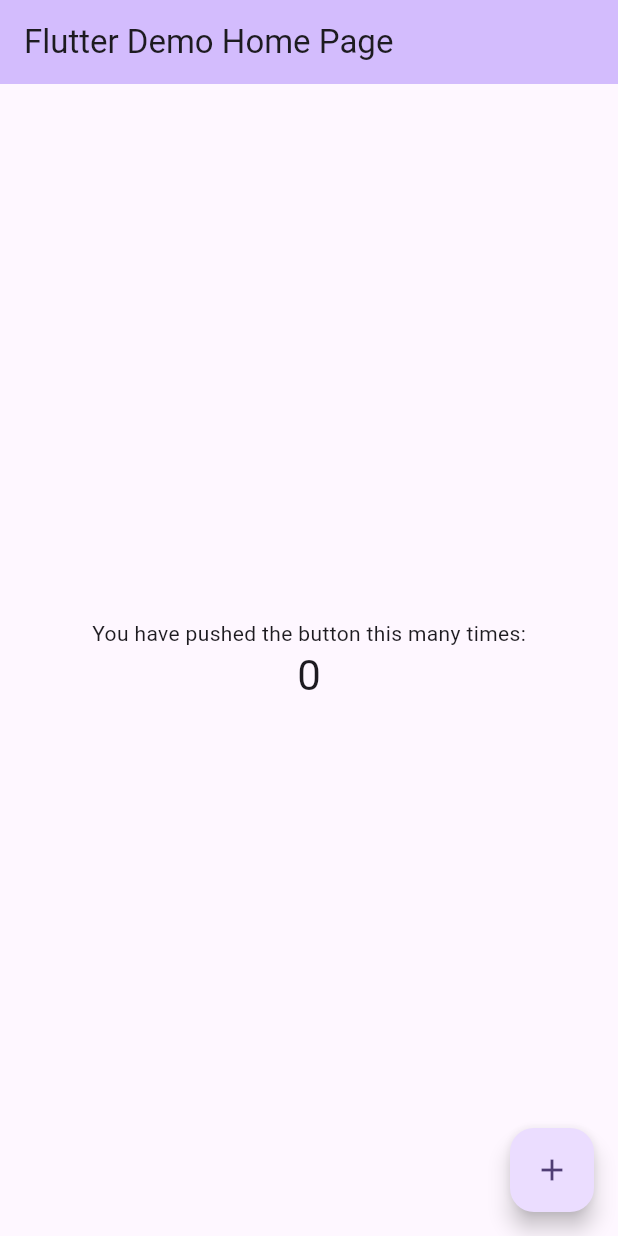
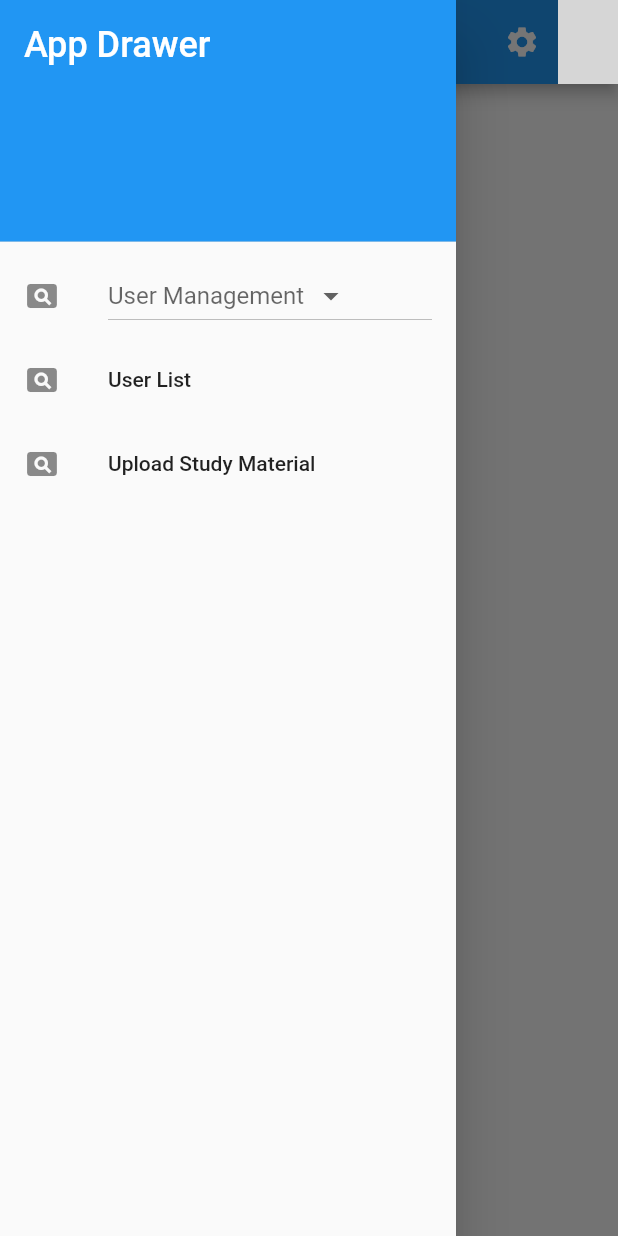
Before and after one commit to hirak214/HenkelDakshProject, a Flutter app: the screen it shows after launch, with the side drawer open (before the commit the screen has no drawer), on a phone screen of 412 x 824 dp. Run offline on Flutter 3.47's test engine with Material 2 defaults, Android fonts, the light colour scheme and no system bars; our stand-ins replace file_picker; grey boxes are pictures that could not be loaded.

Commit message:
Feat: App Drawer Basic Views

```diff
--- a/analysis_options.yaml
+++ b/analysis_options.yaml
@@ -24,6 +24,5 @@ linter:
   rules:
     # avoid_print: false  # Uncomment to disable the `avoid_print` rule
     # prefer_single_quotes: true  # Uncomment to enable the `prefer_single_quotes` rule
-
 # Additional information about this file can be found at
 # https://dart.dev/guides/language/analysis-options
--- /dev/null
+++ b/lib/admin_page.dart
@@ -0,0 +1,119 @@
+import 'package:flutter/material.dart';
+import 'package:file_picker/file_picker.dart';
+import 'package:henkel_daksh_project/app_drawer/upload_screen.dart';
+import 'package:henkel_daksh_project/app_drawer/user_managment/tsc_screen.dart';
+
+class AdminPage extends StatefulWidget {
+  const AdminPage({Key? key}) : super(key: key);
+
+  @override
+  _AdminPageState createState() => _AdminPageState();
+}
+
+class _AdminPageState extends State<AdminPage> {
+  String? _selectedOption;
+  String? _filePath;
+
+  Future<void> _pickFile() async {
+    final result = await FilePicker.platform.pickFiles(
+      type: FileType.custom,
+      allowedExtensions: ['pdf'],
+    );
+
+    if (result != null) {
+      setState(() {
+        _filePath = result.files.single.path;
+      });
+    }
+  }
+
+  @override
+  Widget build(BuildContext context) {
+    Widget view = Container();
+
+    if (_selectedOption == 'TCS') {
+      view = TcsScreen();
+    } else if (_selectedOption == 'Customer Manager') {
+      // Add code for Customer Manager screen
+    } else if (_selectedOption == 'Applicatior') {
+      // Add code for Applicatior screen
+    }
+
+    return Scaffold(
+      appBar: AppBar(
+        title: const Text('Daksh Admin Panel'),
+        actions: [
+          IconButton(
+            icon: const Icon(Icons.settings),
+            onPressed: () {
+              // Handle settings button tap
+            },
+          ),
+          const CircleAvatar(
+            backgroundImage: AssetImage('assets/profile_picture.png'),
+            radius: 20,
+          ),
+        ],
+      ),
+      drawer: Drawer(
+        child: ListView(
+          children: [
+            const DrawerHeader(
+              decoration: BoxDecoration(
+                color: Colors.blue,
+              ),
+              child: Text(
+                'App Drawer',
+                style: TextStyle(
+                  color: Colors.white,
+                  fontSize: 24,
+                ),
+              ),
+            ),
+            ListTile(
+              leading: const Icon(Icons.pageview),
+              title: DropdownButton<String>(
+                value: _selectedOption,
+                onChanged: (String? newValue) {
+                  setState(() {
+                    _selectedOption = newValue;
+                  });
+                },
+                hint: const Text('User Management'),
+                items: const <String>[
+                  'TCS',
+                  'Customer Manager',
+                  'Applicatior',
+                ].map<DropdownMenuItem<String>>((String value) {
+                  return DropdownMenuItem<String>(
+                    value: value,
+                    child: Text(value),
+                  );
+                }).toList(),
+              ),
+            ),
+            ListTile(
+              leading: const Icon(Icons.pageview),
+              title: const Text('User List'),
+              onTap: () {
+                // Handle User List tap
+              },
+            ),
+            ListTile(
+              leading: const Icon(Icons.pageview),
+              title: const Text('Upload Study Material'),
+              onTap: () {
+                // Handle Upload Study Material tap
+                Navigator.push(
+                  context,
+                  MaterialPageRoute(builder: (context) => UploadScreen()),
+                );
+              },
+            ),
+          ],
+        ),
+      ),
+      body: view,
+    );
+  }
+}
--- a/lib/main.dart
+++ b/lib/main.dart
@@ -1,125 +1,19 @@
 import 'package:flutter/material.dart';
+import 'package:henkel_daksh_project/admin_page.dart'; // Replace with the correct import path to your AdminPage
 
 void main() {
-  runApp(const MyApp());
+  runApp(MyApp());
 }
 
 class MyApp extends StatelessWidget {
-  const MyApp({super.key});
-
-  // This widget is the root of your application.
   @override
   Widget build(BuildContext context) {
     return MaterialApp(
-      title: 'Flutter Demo',
+      title: 'Henkel Daksh Admin',
       theme: ThemeData(
-        // This is the theme of your application.
-        //
-        // TRY THIS: Try running your application with "flutter run". You'll see
-        // the application has a blue toolbar. Then, without quitting the app,
-        // try changing the seedColor in the colorScheme below to Colors.green
-        // and then invoke "hot reload" (save your changes or press the "hot
-        // reload" button in a Flutter-supported IDE, or press "r" if you used
-        // the command line to start the app).
-        //
-        // Notice that the counter didn't reset back to zero; the application
-        // state is not lost during the reload. To reset the state, use hot
-        // restart instead.
-        //
-        // This works for code too, not just values: Most code changes can be
-        // tested with just a hot reload.
-        colorScheme: ColorScheme.fromSeed(seedColor: Colors.deepPurple),
-        useMaterial3: true,
+        primarySwatch: Colors.blue,
       ),
-      home: const MyHomePage(title: 'Flutter Demo Home Page'),
+      home: AdminPage(), // Set the AdminPage as the initial page
     );
   }
 }
-
-class MyHomePage extends StatefulWidget {
-  const MyHomePage({super.key, required this.title});
-
-  // This widget is the home page of your application. It is stateful, meaning
-  // that it has a State object (defined below) that contains fields that affect
-  // how it looks.
-
-  // This class is the configuration for the state. It holds the values (in this
-  // case the title) provided by the parent (in this case the App widget) and
-  // used by the build method of the State. Fields in a Widget subclass are
-  // always marked "final".
-
-  final String title;
-
-  @override
-  State<MyHomePage> createState() => _MyHomePageState();
-}
-
-class _MyHomePageState extends State<MyHomePage> {
-  int _counter = 0;
-
-  void _incrementCounter() {
-    setState(() {
-      // This call to setState tells the Flutter framework that something has
-      // changed in this State, which causes it to rerun the build method below
-      // so that the display can reflect the updated values. If we changed
-      // _counter without calling setState(), then the build method would not be
-      // called again, and so nothing would appear to happen.
-      _counter++;
-    });
-  }
-
-  @override
-  Widget build(BuildContext context) {
-    // This method is rerun every time setState is called, for instance as done
-    // by the _incrementCounter method above.
-    //
-    // The Flutter framework has been optimized to make rerunning build methods
-    // fast, so that you can just rebuild anything that needs updating rather
-    // than having to individually change instances of widgets.
-    return Scaffold(
-      appBar: AppBar(
-        // TRY THIS: Try changing the color here to a specific color (to
-        // Colors.amber, perhaps?) and trigger a hot reload to see the AppBar
-        // change color while the other colors stay the same.
-        backgroundColor: Theme.of(context).colorScheme.inversePrimary,
-        // Here we take the value from the MyHomePage object that was created by
-        // the App.build method, and use it to set our appbar title.
-        title: Text(widget.title),
-      ),
-      body: Center(
-        // Center is a layout widget. It takes a single child and positions it
-        // in the middle of the parent.
-        child: Column(
-          // Column is also a layout widget. It takes a list of children and
-          // arranges them vertically. By default, it sizes itself to fit its
-          // children horizontally, and tries to be as tall as its parent.
-          //
-          // Column has various properties to control how it sizes itself and
-          // how it positions its children. Here we use mainAxisAlignment to
-          // center the children vertically; the main axis here is the vertical
-          // axis because Columns are vertical (the cross axis would be
-          // horizontal).
-          //
-          // TRY THIS: Invoke "debug painting" (choose the "Toggle Debug Paint"
-          // action in the IDE, or press "p" in the console), to see the
-          // wireframe for each widget.
-          mainAxisAlignment: MainAxisAlignment.center,
-          children: <Widget>[
-            const Text(
-              'You have pushed the button this many times:',
-            ),
-            Text(
-              '$_counter',
-              style: Theme.of(context).textTheme.headlineMedium,
-            ),
-          ],
-        ),
-      ),
-      floatingActionButton: FloatingActionButton(
-        onPressed: _incrementCounter,
-        tooltip: 'Increment',
-        child: const Icon(Icons.add),
-      ), // This trailing comma makes auto-formatting nicer for build methods.
-    );
-  }
-}
--- a/pubspec.yaml
+++ b/pubspec.yaml
@@ -30,6 +30,12 @@ environment:
 dependencies:
   flutter:
     sdk: flutter
+
+  # other for learning
+  firebase_core: ^2.15.0
+  firebase_auth: ^4.7.1
+  file_picker_cross: ^4.0.0-nullsafety.0
+
 
 
   # The following adds the Cupertino Icons font to your application.
```
Also changed, not shown: lib/app_drawer/upload_screen.dart (added, +79 -0 lines), lib/app_drawer/user_managment/tsc_screen.dart (added, +89 -0 lines), lib/app_drawer/user_managment/ca_screen.dart (added), lib/app_drawer/user_managment/cm_screen.dart (added), pubspec.lock, 6 other files.
